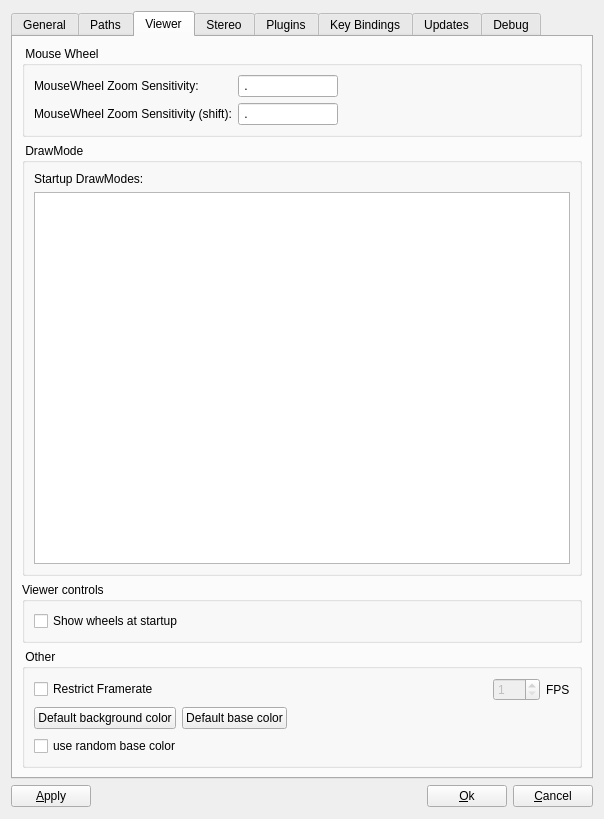
Qt form OpenFlipper/widgets/optionsWidget/optionsWidget.ui (ShenRen/OpenFlipper) before a commit.
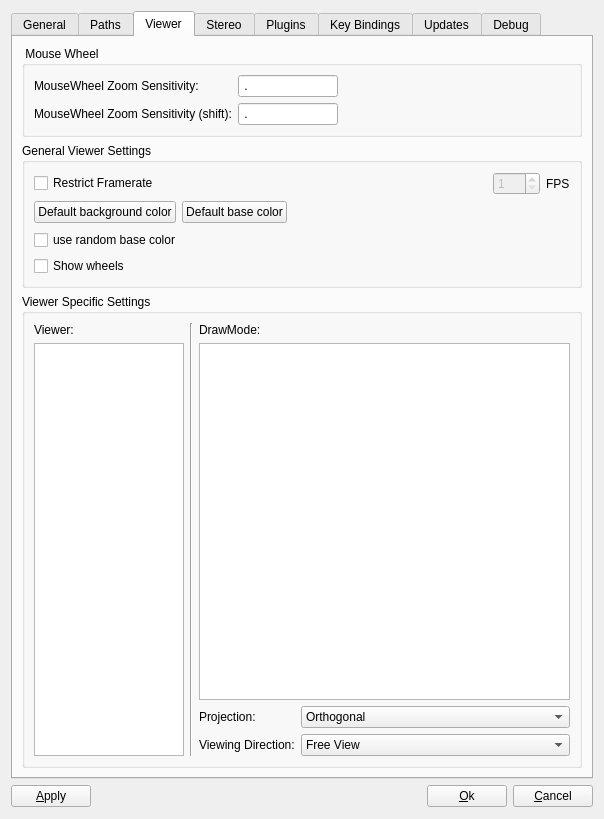
The same form after that commit. Custom widgets are drawn as their Qt base class.

Commit message: set fixed view directions via context menu or options

What changed in the file:
```diff
--- a/OpenFlipper/widgets/optionsWidget/optionsWidget.ui
+++ b/OpenFlipper/widgets/optionsWidget/optionsWidget.ui
@@ -239,76 +239,16 @@
         </widget>
        </item>
        <item>
-        <widget class="QGroupBox" name="groupBox_3" >
-         <property name="sizePolicy" >
-          <sizepolicy vsizetype="Expanding" hsizetype="Expanding" >
-           <horstretch>0</horstretch>
-           <verstretch>0</verstretch>
-          </sizepolicy>
+        <widget class="QGroupBox" name="groupBox_2">
+         <property name="title">
+          <string>General Viewer Settings</string>
          </property>
-         <property name="title" >
-          <string> DrawMode </string>
-         </property>
-         <layout class="QVBoxLayout" name="verticalLayout_7" >
+         <layout class="QVBoxLayout" name="verticalLayout_8">
           <item>
-           <layout class="QVBoxLayout" name="verticalLayout_8" >
+           <layout class="QHBoxLayout" name="horizontalLayout_2">
             <item>
-             <widget class="QLabel" name="label_7" >
-              <property name="toolTip" >
-               <string>This list shows the draw modes OpenFlipper uses at startup.
-You can select multiple modes at the same time.</string>
-              </property>
-              <property name="text" >
-               <string>Startup DrawModes:</string>
-              </property>
-             </widget>
-            </item>
-            <item>
-             <widget class="QListWidget" name="availDrawModes" >
-              <property name="minimumSize" >
-               <size>
-                <width>0</width>
-                <height>300</height>
-               </size>
-              </property>
-              <property name="toolTip" >
-               <string>This list shows the draw modes OpenFlipper uses at startup.
-You can select multiple modes at the same time.</string>
-              </property>
-             </widget>
-            </item>
-           </layout>
-          </item>
-         </layout>
-        </widget>
-       </item>
-       <item>
-        <widget class="QGroupBox" name="groupBox_10" >
-         <property name="title" >
-          <string>Viewer controls</string>
-         </property>
-         <layout class="QVBoxLayout" name="verticalLayout_21" >
-          <item>
-           <widget class="QCheckBox" name="wheelBox" >
-            <property name="text" >
-             <string>Show wheels at startup</string>
-            </property>
-           </widget>
-          </item>
-         </layout>
-        </widget>
-       </item>
-       <item>
-        <widget class="QGroupBox" name="groupBox_2" >
-         <property name="title" >
-          <string> Other </string>
-         </property>
-         <layout class="QVBoxLayout" name="verticalLayout" >
-          <item>
-           <layout class="QHBoxLayout" name="horizontalLayout_2" >
-            <item>
-             <widget class="QCheckBox" name="restrictFPS" >
-              <property name="toolTip" >
+             <widget class="QCheckBox" name="restrictFPS">
+              <property name="toolTip">
                <string>restrict maximum framerate</string>
               </property>
               <property name="statusTip" >
@@ -361,7 +301,7 @@
            </layout>
           </item>
           <item>
-           <layout class="QHBoxLayout" name="horizontalLayout_6" >
+           <layout class="QHBoxLayout" name="horizontalLayout_6">
             <item>
              <widget class="QPushButton" name="backgroundButton" >
               <property name="text" >
@@ -392,12 +332,180 @@
            </layout>
           </item>
           <item>
-           <widget class="QCheckBox" name="randomBaseColor" >
-            <property name="text" >
+           <widget class="QCheckBox" name="randomBaseColor">
+            <property name="text">
              <string>use random base color</string>
             </property>
            </widget>
           </item>
+          <item>
+           <widget class="QCheckBox" name="wheelBox">
+            <property name="toolTip">
+             <string>Show wheels for zooming in the corners of viewers</string>
+            </property>
+            <property name="text">
+             <string>Show wheels</string>
+            </property>
+           </widget>
+          </item>
+         </layout>
+        </widget>
+       </item>
+       <item>
+        <widget class="QGroupBox" name="groupBox_3">
+         <property name="sizePolicy">
+          <sizepolicy hsizetype="Expanding" vsizetype="Expanding">
+           <horstretch>0</horstretch>
+           <verstretch>0</verstretch>
+          </sizepolicy>
+         </property>
+         <property name="title">
+          <string>Viewer Specific Settings</string>
+         </property>
+         <layout class="QHBoxLayout" name="horizontalLayout_17">
+          <item>
+           <layout class="QVBoxLayout" name="verticalLayout_7">
+            <item>
+             <widget class="QLabel" name="label_17">
+              <property name="text">
+               <string>Viewer:</string>
+              </property>
+             </widget>
+            </item>
+            <item>
+             <widget class="QListWidget" name="viewerList">
+              <property name="sizePolicy">
+               <sizepolicy hsizetype="Fixed" vsizetype="Expanding">
+                <horstretch>0</horstretch>
+                <verstretch>0</verstretch>
+               </sizepolicy>
+              </property>
+              <property name="minimumSize">
+               <size>
+                <width>150</width>
+                <height>0</height>
+               </size>
+              </property>
+              <property name="maximumSize">
+               <size>
+                <width>150</width>
+                <height>16777215</height>
+               </size>
+              </property>
+              <property name="editTriggers">
+               <set>QAbstractItemView::NoEditTriggers</set>
+              </property>
+             </widget>
+            </item>
+           </layout>
+          </item>
+          <item>
+           <widget class="Line" name="line_3">
+            <property name="orientation">
+             <enum>Qt::Vertical</enum>
+            </property>
+           </widget>
+          </item>
+          <item>
+           <layout class="QVBoxLayout" name="verticalLayout">
+            <item>
+             <widget class="QLabel" name="label_7">
+              <property name="toolTip">
+               <string>This list shows the draw modes OpenFlipper uses at startup.
+You can select multiple modes at the same time.</string>
+              </property>
+              <property name="text">
+               <string>DrawMode:</string>
+              </property>
+             </widget>
+            </item>
+            <item>
+             <widget class="QListWidget" name="availDrawModes">
+              <property name="minimumSize">
+               <size>
+                <width>0</width>
+                <height>300</height>
+               </size>
+              </property>
+              <property name="toolTip">
+               <string>This list shows the draw modes OpenFlipper uses at startup.
+You can select multiple modes at the same time.</string>
+              </property>
+             </widget>
+            </item>
+            <item>
+             <layout class="QFormLayout" name="formLayout_3">
+              <item row="0" column="0">
+               <widget class="QLabel" name="label_15">
+                <property name="text">
+                 <string>Projection:</string>
+                </property>
+               </widget>
+              </item>
+              <item row="0" column="1">
+               <widget class="QComboBox" name="projectionBox">
+                <item>
+                 <property name="text">
+                  <string>Orthogonal</string>
+                 </property>
+                </item>
+                <item>
+                 <property name="text">
+                  <string>Perspective</string>
+                 </property>
+                </item>
+               </widget>
+              </item>
+              <item row="1" column="0">
+               <widget class="QLabel" name="label_16">
+                <property name="text">
+                 <string>Viewing Direction:</string>
+                </property>
+               </widget>
+              </item>
+              <item row="1" column="1">
+               <widget class="QComboBox" name="directionBox">
+                <item>
+                 <property name="text">
+                  <string notr="true">Free View</string>
+                 </property>
+                </item>
+                <item>
+                 <property name="text">
+                  <string>Top View</string>
+                 </property>
+                </item>
+                <item>
+                 <property name="text">
+                  <string>Bottom View</string>
+                 </property>
+                </item>
+                <item>
+                 <property name="text">
+                  <string>Left View</string>
+                 </property>
+                </item>
+                <item>
+                 <property name="text">
+                  <string>Right View</string>
+                 </property>
+                </item>
+                <item>
+                 <property name="text">
+                  <string>Front View</string>
+                 </property>
+                </item>
+                <item>
+                 <property name="text">
+                  <string>Back View</string>
+                 </property>
+                </item>
+               </widget>
+              </item>
+             </layout>
+            </item>
+           </layout>
+          </item>
          </layout>
         </widget>
        </item>
```
Left out of the diff: 775 changed lines with no effect on the pictures. The commit also changes 19 other files.
